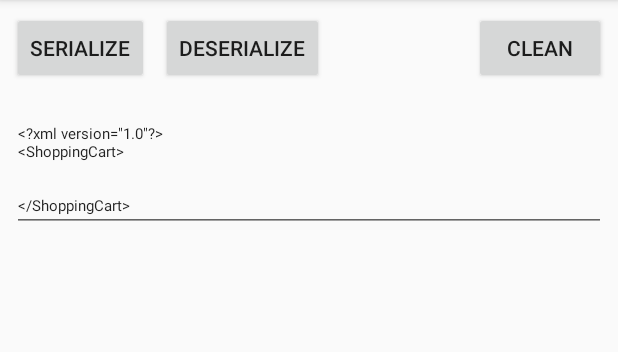
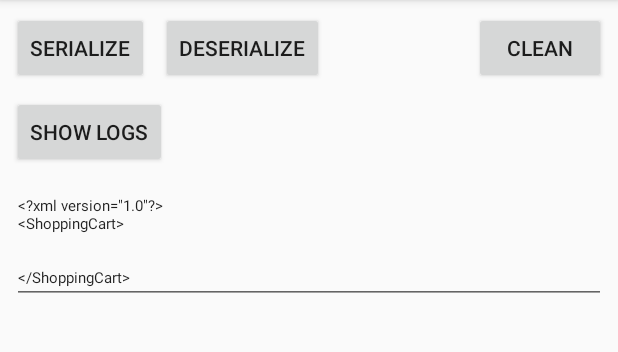
Before and after one commit to tibagni/SimpleXmlSerializer, an Android app: the screen it shows after launch (TestActivity), after a tap on "SERIALIZE", on a phone screen of 412 x 824 dp, the part 84-436 px from its top. Run offline under Robolectric (Android 15) with nearby library versions, the phone set to English and light mode, and no system bars; 2 statements that could not run were skipped.

```diff
--- a/app/src/main/java/com/tiagobagni/simplexmlserializer/TestActivity.java
+++ b/app/src/main/java/com/tiagobagni/simplexmlserializer/TestActivity.java
@@ -1,13 +1,20 @@
 package com.tiagobagni.simplexmlserializer;
 
+import android.app.AlertDialog;
+import android.app.Dialog;
 import android.os.Bundle;
 import android.support.v7.app.AppCompatActivity;
+import android.util.Log;
+import android.util.TypedValue;
 import android.widget.Button;
 import android.widget.EditText;
+import android.widget.TextView;
 
 import com.tiagobagni.simplexmlserializer.sampleobjects.Product;
 import com.tiagobagni.simplexmlserializer.sampleobjects.ShoppingCart;
 import com.tiagobagni.simplexmlserializer.sampleobjects.ShoppingCartItem;
+import com.tiagobagni.simplexmlserializerlib.XmlSerializerLogger;
+import com.tiagobagni.simplexmlserializerlib.xml.SimpleXmlParams;
 import com.tiagobagni.simplexmlserializerlib.xml.XmlDeserializer;
 import com.tiagobagni.simplexmlserializerlib.xml.XmlSerializer;
 
@@ -15,11 +22,14 @@ import java.util.ArrayList;
 import java.util.List;
 
 public class TestActivity extends AppCompatActivity {
+    private static final String TAG = "TestActivity";
 
     private Button serializeButton;
     private Button deserializeButton;
     private Button cleanButton;
+    private Button showLogsButton;
     private EditText outputText;
+    private StringBuilder logOutput;
 
     @Override
     protected void onCreate(Bundle savedInstanceState) {
@@ -30,13 +40,49 @@ public class TestActivity extends AppCompatActivity {
         deserializeButton = findViewById(R.id.deserialize_btn);
         cleanButton = findViewById(R.id.clean_btn);
         outputText = findViewById(R.id.output_text);
+        showLogsButton = findViewById(R.id.show_logs_btn);
 
         serializeButton.setOnClickListener(v -> serialize());
         deserializeButton.setOnClickListener(v -> deserialize());
         cleanButton.setOnClickListener(v -> outputText.setText(""));
+        showLogsButton.setOnClickListener(v -> showLogs());
+
+        SimpleXmlParams.get().setDebugMode(true);
+        // Replace the default logger (Which is the logcat) so we can show the logs
+        // on the screen
+        SimpleXmlParams.get().setLogger(new XmlSerializerLogger() {
+            @Override
+            public void debug(String logMessage) {
+                logOutput.append("> " + logMessage);
+                logOutput.append("\n");
+                logOutput.append("_______________________________________________________________");
+                logOutput.append("\n");
+                Log.d(TAG, logMessage); // Also show in logcat
+            }
+
+            @Override
+            public void error(String errorMsg) {
+                logOutput.append("> error: " + errorMsg);
+                logOutput.append("\n");
+                logOutput.append("_______________________________________________________________");
+                logOutput.append("\n");
+                Log.e(TAG, errorMsg); // Also show in logcat
+            }
+
+            @Override
+            public void error(String errorMsg, Throwable error) {
+                logOutput.append("> error: " + errorMsg + " - " + error);
+                logOutput.append("\n");
+                logOutput.append("_______________________________________________________________");
+                logOutput.append("\n");
+                Log.e(TAG, errorMsg, error); // Also show in logcat
+            }
+        });
     }
 
     private void serialize() {
+        logOutput = new StringBuilder();
+
         Product product = new Product();
         product.setName("Simple Product");
         product.setDescription("Simple Product Description");
@@ -66,6 +112,8 @@ public class TestActivity extends AppCompatActivity {
     }
 
     private void deserialize() {
+        logOutput = new StringBuilder();
+
         String xml = outputText.getText().toString();
         XmlDeserializer deserializer = new XmlDeserializer(ShoppingCart.class);
         String output;
@@ -79,4 +127,18 @@ public class TestActivity extends AppCompatActivity {
         outputText.setText(output);
     }
 
+    private void showLogs() {
+        String logs = (logOutput == null || logOutput.length() == 0) ?
+                "No logs yet" : logOutput.toString();
+        AlertDialog.Builder builder = new AlertDialog.Builder(this);
+        Dialog dialog = builder.setMessage(logs)
+                .setCancelable(true)
+                .setPositiveButton(android.R.string.cancel,
+                        (d, id) -> d.cancel()).show();
+
+        TextView textView = dialog.findViewById(android.R.id.message);
+        textView.setTextSize(TypedValue.COMPLEX_UNIT_PX,
+                getResources().getDimension(R.dimen.output_text_size));
+    }
+
 }
--- a/app/src/main/res/layout/activity_test.xml
+++ b/app/src/main/res/layout/activity_test.xml
@@ -22,17 +22,18 @@
         android:layout_height="wrap_content"
         android:layout_marginEnd="8dp"
         android:layout_marginStart="8dp"
-        android:layout_marginTop="16dp"
         android:clickable="false"
         android:cursorVisible="false"
         android:ems="10"
         android:focusable="false"
         android:focusableInTouchMode="false"
         android:inputType="textMultiLine"
-        android:textSize="10sp"
+        android:textSize="@dimen/output_text_size"
         app:layout_constraintEnd_toEndOf="parent"
         app:layout_constraintStart_toStartOf="parent"
-        app:layout_constraintTop_toBottomOf="@+id/serialize_btn" />
+        app:layout_constraintHorizontal_bias="0.0"
+        android:layout_marginTop="8dp"
+        app:layout_constraintTop_toBottomOf="@+id/show_logs_btn" />
 
     <Button
         android:id="@+id/deserialize_btn"
@@ -48,9 +49,19 @@
         android:id="@+id/clean_btn"
         android:layout_width="wrap_content"
         android:layout_height="wrap_content"
+        android:layout_marginEnd="8dp"
         android:layout_marginTop="8dp"
         android:text="@string/btn_clean"
-        app:layout_constraintTop_toTopOf="parent"
         app:layout_constraintEnd_toEndOf="parent"
-        android:layout_marginEnd="8dp" />
+        app:layout_constraintTop_toTopOf="parent" />
+
+    <Button
+        android:id="@+id/show_logs_btn"
+        android:layout_width="wrap_content"
+        android:layout_height="wrap_content"
+        android:layout_marginStart="8dp"
+        android:layout_marginTop="8dp"
+        android:text="@string/btn_show_logs"
+        app:layout_constraintStart_toStartOf="parent"
+        app:layout_constraintTop_toBottomOf="@+id/serialize_btn" />
 </android.support.constraint.ConstraintLayout>
--- /dev/null
+++ b/app/src/main/res/values/dimens.xml
@@ -0,0 +1,4 @@
+<?xml version="1.0" encoding="utf-8"?>
+<resources>
+    <dimen name="output_text_size">10sp</dimen>
+</resources>
--- a/app/src/main/res/values/strings.xml
+++ b/app/src/main/res/values/strings.xml
@@ -3,4 +3,5 @@
     <string name="btn_serialize">Serialize</string>
     <string name="btn_deserialize">Deserialize</string>
     <string name="btn_clean">Clean</string>
+    <string name="btn_show_logs">Show Logs</string>
 </resources>
--- /dev/null
+++ b/com.tiagobagni.xmlserializerlib/src/main/java/com/tiagobagni/simplexmlserializerlib/XmlSerializerLogger.java
@@ -0,0 +1,14 @@
+package com.tiagobagni.simplexmlserializerlib;
+
+/**
+ * Logger interface which {@link com.tiagobagni.simplexmlserializerlib.xml.XmlSerializer} and
+ * {@link com.tiagobagni.simplexmlserializerlib.xml.XmlDeserializer} will use to print debug
+ * information if configured to do so.
+ *
+ * @author  Tiago Bagni
+ */
+public interface XmlSerializerLogger {
+    void debug(String logMessage);
+    void error(String errorMsg);
+    void error(String errorMsg, Throwable error);
+}
--- /dev/null
+++ b/com.tiagobagni.xmlserializerlib/src/main/java/com/tiagobagni/simplexmlserializerlib/xml/SimpleXmlParams.java
@@ -0,0 +1,53 @@
+package com.tiagobagni.simplexmlserializerlib.xml;
+
+import com.tiagobagni.simplexmlserializerlib.XmlSerializerLogger;
+
+/**
+ * Here you can customize some parameters of the lib like enabling logs and providing
+ * a new {@link XmlSerializerLogger} for the lib to use.
+ *
+ * @author Tiago Bagni
+ */
+public class SimpleXmlParams {
+    private XmlSerializerLogger logger;
+    private boolean isDebugMode;
+
+    private static SimpleXmlParams instance;
+
+    private SimpleXmlParams() {
+        // initialize default values
+        logger = new AndroidLogger();
+        isDebugMode = false;
+    }
+
+    public static SimpleXmlParams get() {
+        if (instance == null) {
+            instance = new SimpleXmlParams();
+        }
+        return instance;
+    }
+
+    XmlSerializerLogger getLogger() {
+        return logger;
+    }
+
+    /**
+     * Set a customized logger. If none is provided, will use {@link android.util.Log} by default
+     * @param logger that implements {@link XmlSerializerLogger}
+     */
+    public void setLogger(XmlSerializerLogger logger) {
+        this.logger = logger;
+    }
+
+    boolean isDebugMode() {
+        return isDebugMode;
+    }
+
+    /**
+     * Enable the debug logging. False by default
+     * @param debugMode
+     */
+    public void setDebugMode(boolean debugMode) {
+        isDebugMode = debugMode;
+    }
+}
--- a/com.tiagobagni.xmlserializerlib/src/main/java/com/tiagobagni/simplexmlserializerlib/xml/XmlSerializer.java
+++ b/com.tiagobagni.xmlserializerlib/src/main/java/com/tiagobagni/simplexmlserializerlib/xml/XmlSerializer.java
@@ -1,5 +1,6 @@
 package com.tiagobagni.simplexmlserializerlib.xml;
 
+import com.tiagobagni.simplexmlserializerlib.XmlSerializerLogger;
 import com.tiagobagni.simplexmlserializerlib.xml.annotation.XmlClass;
 import com.tiagobagni.simplexmlserializerlib.xml.annotation.XmlField;
 import com.tiagobagni.simplexmlserializerlib.xml.annotation.XmlObject;
@@ -28,6 +29,14 @@ public class XmlSerializer {
     private Object xmlObject;
     private String xmlRootTag;
     private XmlSerializer nestedSerializer;
+
+    private final boolean DBG;
+    private final XmlSerializerLogger LOGGER;
+
+    public XmlSerializer() {
+        DBG = SimpleXmlParams.get().isDebugMode();
+        LOGGER = SimpleXmlParams.get().getLogger();
+    }
 
     /**
      * Serializes a Java object into its XML representation.
@@ -66,6 +75,8 @@ public class XmlSerializer {
     private void writeXmlHeader() {
         xmlBuilder.append(XML_HEADER);
         xmlBuilder.append(NEW_LINE);
+
+        if (DBG) LOGGER.debug("writing xml header");
     }
 
     private void writeXmlBody(StringBuilder xmlBuilder, int indentLevels)
@@ -88,6 +99,7 @@ public class XmlSerializer {
     }
 
     private void writeOpenTag() {
+        if (DBG) LOGGER.debug("writing open tag: " + xmlRootTag);
         xmlBuilder.append(spacing);
         xmlBuilder.append(open(xmlRootTag));
         xmlBuilder.append(NEW_LINE);
@@ -115,6 +127,7 @@ public class XmlSerializer {
     }
 
     private void writeXmlField(String tag, Object value) {
+        if (DBG) LOGGER.debug("writing primitive: " + tag + " = " + value);
         xmlBuilder.append(nestedSpacing);
         xmlBuilder.append(open(tag));
         xmlBuilder.append(value);
@@ -122,6 +135,7 @@ public class XmlSerializer {
     }
 
     private void writeXmlObject(String tag, Object value) throws IllegalAccessException {
+        if (DBG) LOGGER.debug("writing object: " + tag + " = " + value);
         if (nestedSerializer == null) {
             nestedSerializer = new XmlSerializer();
         }
@@ -133,6 +147,7 @@ public class XmlSerializer {
     }
 
     private void writeXmlList(String tag, List items) throws IllegalAccessException {
+        if (DBG) LOGGER.debug("writing list: " + tag);
         xmlBuilder.append(nestedSpacing);
         xmlBuilder.append(open(tag));
         xmlBuilder.append(NEW_LINE);
@@ -150,6 +165,7 @@ public class XmlSerializer {
     }
 
     private void writeCloseTag() {
+        if (DBG) LOGGER.debug("writing close tag: " + xmlRootTag);
         xmlBuilder.append(spacing);
         xmlBuilder.append(close(xmlRootTag));
     }
```
Also changed, not shown: com.tiagobagni.xmlserializerlib/src/main/java/com/tiagobagni/simplexmlserializerlib/xml/AndroidLogger.java (added, +31 -0 lines), com.tiagobagni.xmlserializerlib/src/main/java/com/tiagobagni/simplexmlserializerlib/xml/XmlDeserializer.java (+36 -12 lines).
